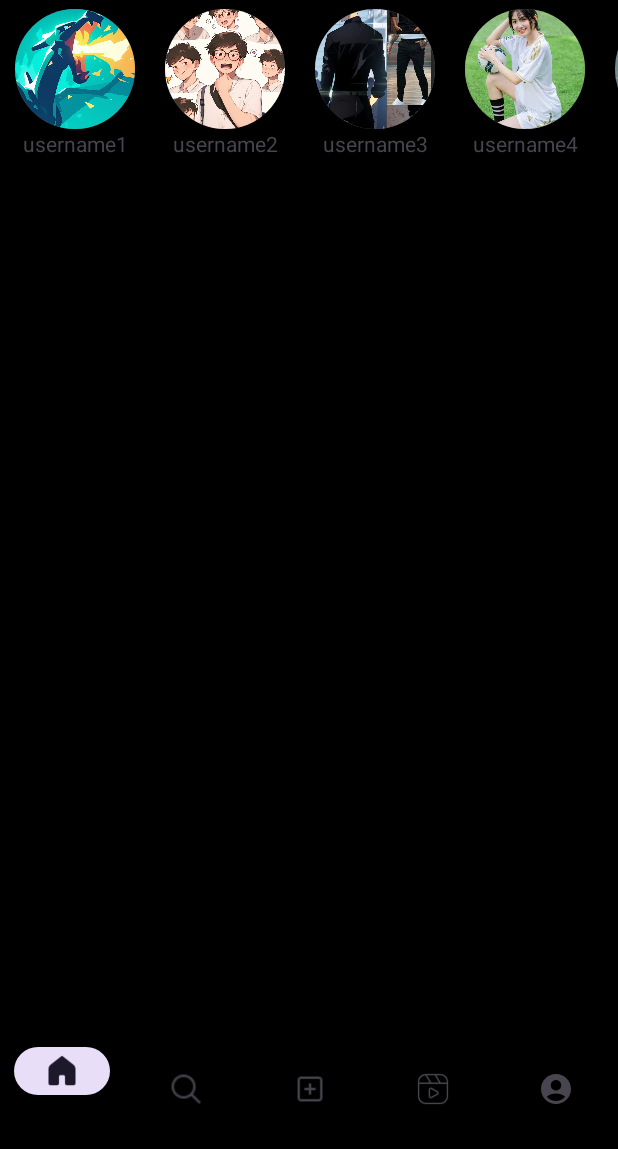
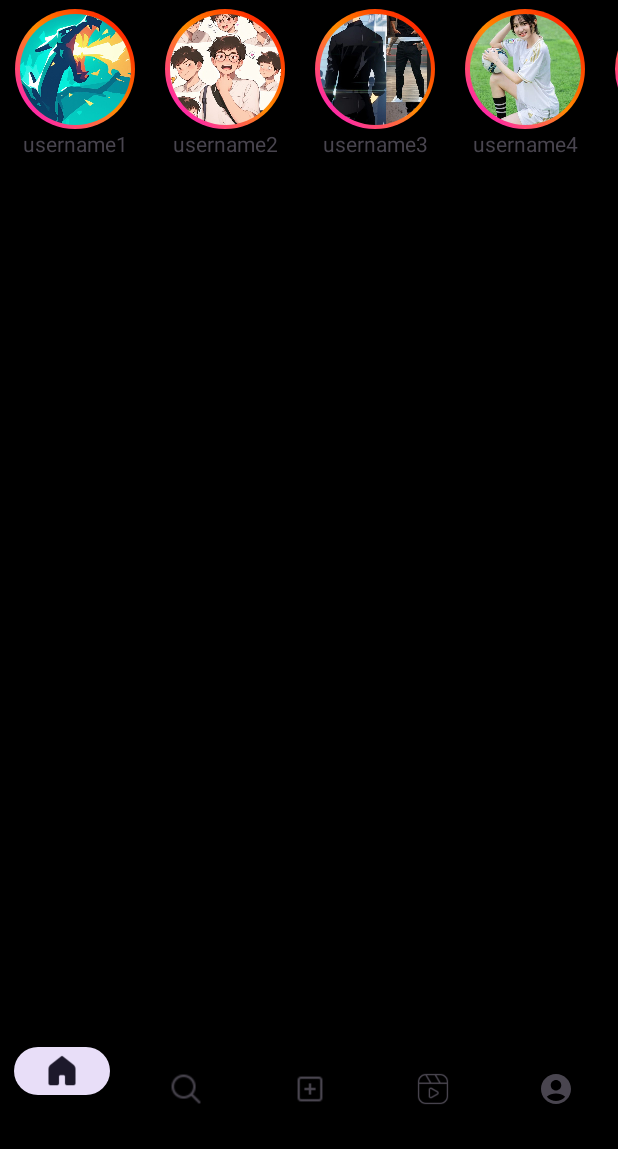
Before and after one commit to hole14/Android-Intermedite-UTS, an Android app: the screen it shows after launch (MainActivity), on a phone screen of 412 x 824 dp, the part 87-1236 px from its top. Run offline under Robolectric (Android 15) with nearby library versions, the phone set to English and light mode, and no system bars; our stand-ins replace CircleImageView.

Commit message:
Menyelesaikan recycler view dan border

```diff
--- a/app/src/main/res/drawable/gradient_border.xml
+++ b/app/src/main/res/drawable/gradient_border.xml
@@ -12,12 +12,13 @@
     </item>
 
     <item
-        android:left="8dp"
-        android:right="8dp"
-        android:top="8dp"
-        android:bottom="8dp">
+        android:left="4dp"
+        android:right="4dp"
+        android:top="4dp"
+        android:bottom="4dp">
         <shape android:shape="oval">
-            <solid android:color="@android:color/white" /> <!-- Warna dalam -->
+            <solid android:color="@android:color/white" />
+            <corners android:radius="8dp"/>
         </shape>
     </item>
 </layer-list>
--- a/app/src/main/res/drawable/gray_border.xml
+++ b/app/src/main/res/drawable/gray_border.xml
@@ -1,7 +1,8 @@
 <?xml version="1.0" encoding="utf-8"?>
 <shape xmlns:android="http://schemas.android.com/apk/res/android" android:shape="oval">
     <stroke
-        android:width="8dp"
-        android:color="#565656"/>
+        android:width="4dp"
+        android:color="#353535"/>
     <solid android:color="@android:color/transparent"/>
+    <corners android:radius="8dp"/>
 </shape>
--- a/app/src/main/res/drawable/select_border.xml
+++ b/app/src/main/res/drawable/select_border.xml
@@ -1,7 +1,7 @@
 <?xml version="1.0" encoding="utf-8"?>
 <selector xmlns:android="http://schemas.android.com/apk/res/android">
     <item
-        android:state_selected="false"
+        android:state_selected="true"
         android:drawable="@drawable/gray_border"/>
     <item
         android:drawable="@drawable/gradient_border"/>
--- a/app/src/main/res/layout/activity_main.xml
+++ b/app/src/main/res/layout/activity_main.xml
@@ -27,7 +27,7 @@
         android:layout_width="match_parent"
         android:layout_height="match_parent"
         app:layout_behavior="@string/appbar_scrolling_view_behavior">
-        <FrameLayout
+        <androidx.constraintlayout.widget.ConstraintLayout
             android:id="@+id/fragment_container"
             android:layout_width="match_parent"
             android:layout_height="match_parent">
@@ -35,8 +35,21 @@
             <androidx.recyclerview.widget.RecyclerView
                 android:id="@+id/recycler_view"
                 android:layout_width="match_parent"
-                android:layout_height="100dp"/>
-        </FrameLayout>
+                android:layout_height="100dp"
+                app:layout_constraintEnd_toEndOf="parent"
+                app:layout_constraintStart_toStartOf="parent"
+                app:layout_constraintTop_toTopOf="parent"
+                tools:ignore="MissingConstraints" />
+
+            <androidx.recyclerview.widget.RecyclerView
+                android:id="@+id/recyclerView"
+                android:layout_width="match_parent"
+                android:layout_height="match_parent"
+                android:layout_marginTop="6dp"
+                app:layout_constraintEnd_toEndOf="parent"
+                app:layout_constraintStart_toStartOf="parent"
+                app:layout_constraintTop_toBottomOf="@+id/recycler_view" />
+        </androidx.constraintlayout.widget.ConstraintLayout>
     </androidx.core.widget.NestedScrollView>
 
     <androidx.constraintlayout.widget.ConstraintLayout
--- a/app/src/main/res/layout/recycler_view.xml
+++ b/app/src/main/res/layout/recycler_view.xml
@@ -6,12 +6,20 @@
     android:layout_height="100dp"
     android:layout_gravity="center">
 
+    <ImageView
+        android:id="@+id/image"
+        android:layout_width="80dp"
+        android:layout_height="80dp"
+        android:src="@drawable/select_border"
+        app:layout_constraintEnd_toEndOf="parent"
+        app:layout_constraintStart_toStartOf="parent"
+        app:layout_constraintTop_toTopOf="parent" />
+
     <de.hdodenhof.circleimageview.CircleImageView
         android:id="@+id/circleImageView"
-        android:layout_width="80dp"
-        android:layout_height="80dp"
-        android:background="@drawable/select_border"
-        android:scaleType="centerCrop"
+        android:layout_width="74dp"
+        android:layout_height="74dp"
+        android:layout_marginTop="3dp"
         android:src="@drawable/sg_1"
         app:layout_constraintEnd_toEndOf="parent"
         app:layout_constraintStart_toStartOf="parent"
```
